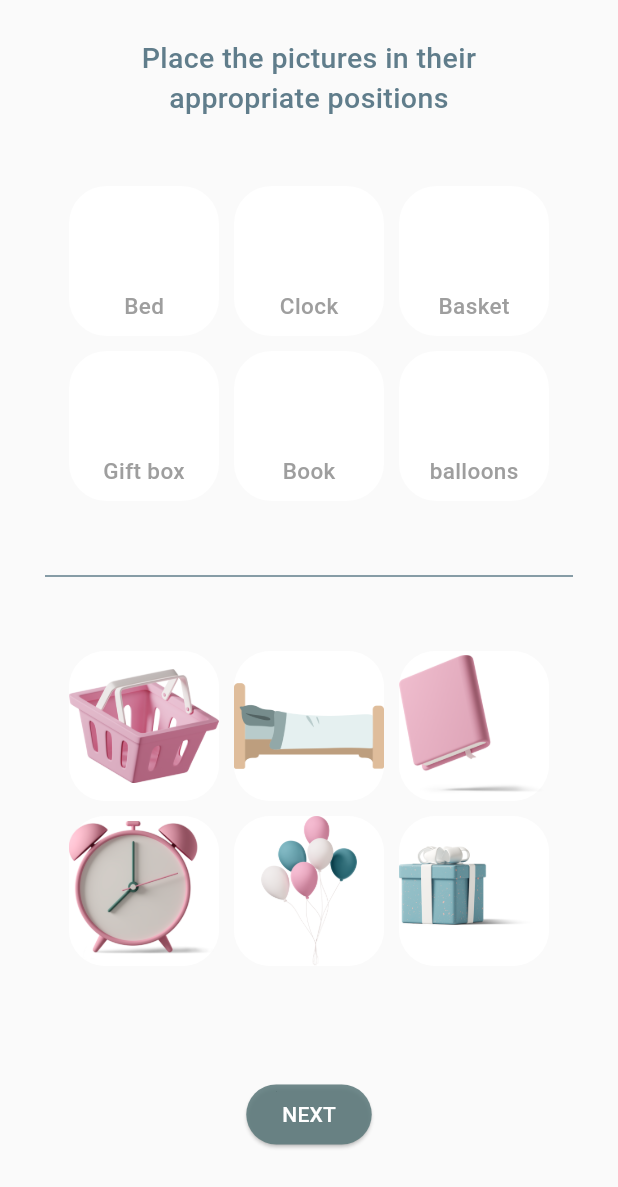
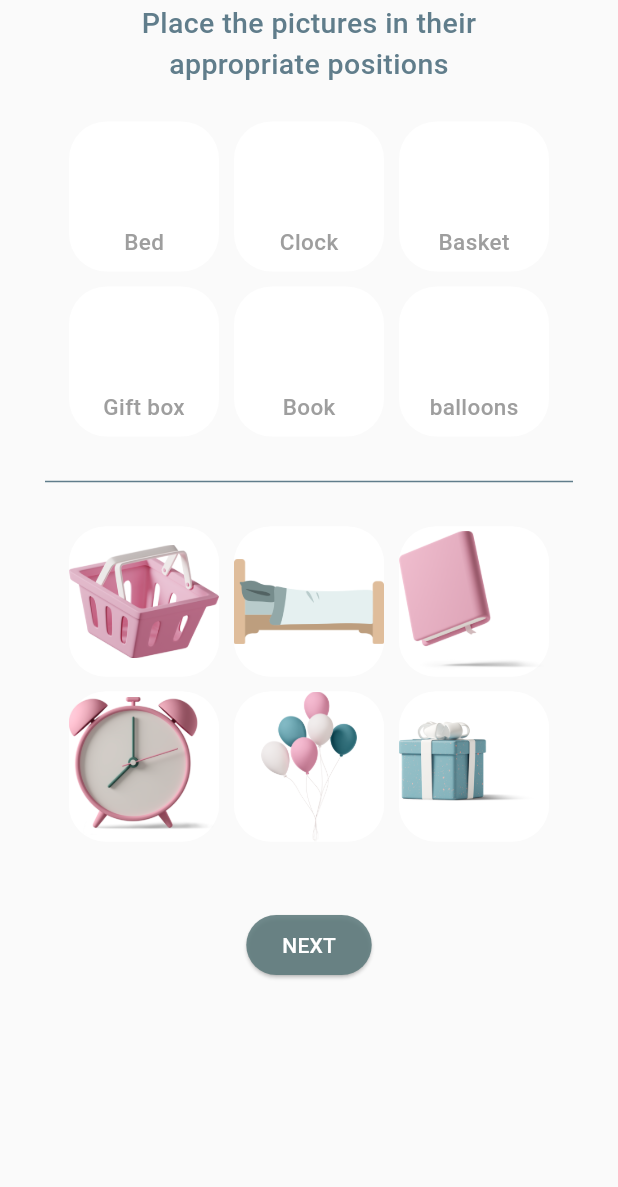
Before and after one commit to omaimaarif/kids-app, a Flutter app: the activityScreen screen opened by its route, on a phone screen of 412 x 824 dp. Shown: the top 1187 px of the screen. Run offline on Flutter 3.47's test engine with Material 3 defaults, Android fonts, the phone set to English and light mode, and no system bars; our stand-ins replace audioplayers, awesome_dialog, cloud_firestore, confetti, equatable, file_picker and 17 more; missing offline and left inert: file_saver, forge2d, google_ml_kit, inner_shadow_widget, universal_html, zego_uikit_prebuilt_call; accounts and stored records are empty; Roboto replaces fonts that are missing (Courgette).

Commit message:
last edit in 2025.6.13

```diff
--- a/lib/screens/activity/num_puzzle/board.dart
+++ b/lib/screens/activity/num_puzzle/board.dart
@@ -26,7 +26,7 @@ class _boardState extends State<board> {
     return Scaffold(
       body: Column(
         children: [
-          SizedBox(height: 60,),
+          SizedBox(height: 10,),
           Text(numberOfMoves.toString()+" Moves | 8 Tiles",
             style:GoogleFonts.courgette(
                 color: Color(0xFF579D9A),
--- a/lib/screens/activity/sorting_drag_select/activity_screen.dart
+++ b/lib/screens/activity/sorting_drag_select/activity_screen.dart
@@ -117,7 +117,7 @@ class _activityScreenState extends State<activityScreen> {
               crossAxisAlignment: CrossAxisAlignment.start,
               children: [
                 SizedBox(
-                  height: 25,
+                  height: 2,
                 ),
                 _question.length <= counter
                     ? Column(
--- a/lib/screens/activity/sorting_drag_select/dragDrop.dart
+++ b/lib/screens/activity/sorting_drag_select/dragDrop.dart
@@ -47,7 +47,7 @@ class _DragDropState extends State<DragDrop> {
               color: Colors.blueGrey)
         ),
         SizedBox(
-          height: 40,
+          height: 20,
         ),
         Wrap(
           alignment: WrapAlignment.center,
@@ -73,7 +73,7 @@ class _DragDropState extends State<DragDrop> {
                   )),
         ),
         const SizedBox(
-          height: 40,
+          height: 20,
         ),
         Divider(
           thickness: 1, // thickness of the line
@@ -83,7 +83,7 @@ class _DragDropState extends State<DragDrop> {
           height: 10,
         ),
         const SizedBox(
-          height: 40,
+          height: 20,
         ),
         Wrap(
           alignment: WrapAlignment.center,
@@ -109,7 +109,7 @@ class _DragDropState extends State<DragDrop> {
                   )),
         ),
         const SizedBox(
-          height: 70,
+          height: 40,
         ),
         ElevatedButton(
           onPressed: () {
--- a/lib/screens/activity/welcome_to_activity.dart
+++ b/lib/screens/activity/welcome_to_activity.dart
@@ -32,7 +32,7 @@ body: SizedBox(
       Column(
 crossAxisAlignment: CrossAxisAlignment.center,
         children: [
-          SizedBox(height: 180,),
+          SizedBox(height: 100,),
 
           Text("Enter a realm of fun and delight, waiting just seconds away..",
             textAlign: TextAlign.center,
@@ -52,11 +52,11 @@ crossAxisAlignment: CrossAxisAlignment.center,
         ],
       ),
 
-      SizedBox(height: 50,),
+      SizedBox(height: 20,),
      SpinKitWanderingCubes
         (
        color: Color(0xFFEABE7B),
-       size: 50.0,
+       size: 20.0,
        duration: Duration(milliseconds: 2000),
 
       ),
--- a/lib/screens/art_section/drawing_canvas/widgets/canvas_side_bar.dart
+++ b/lib/screens/art_section/drawing_canvas/widgets/canvas_side_bar.dart
@@ -45,7 +45,6 @@ class CanvasSideBar extends HookWidget {
     required this.polygonSides,
     required this.backgroundImage,
   }) : super(key: key);
-
   @override
   Widget build(BuildContext context) {
     final undoRedoStack = useState(_UndoRedoStack(
```
Also changed, not shown: lib/screens/art_section/welcome/welcome_to_art.dart (+4 -4 lines), 1 other file.
